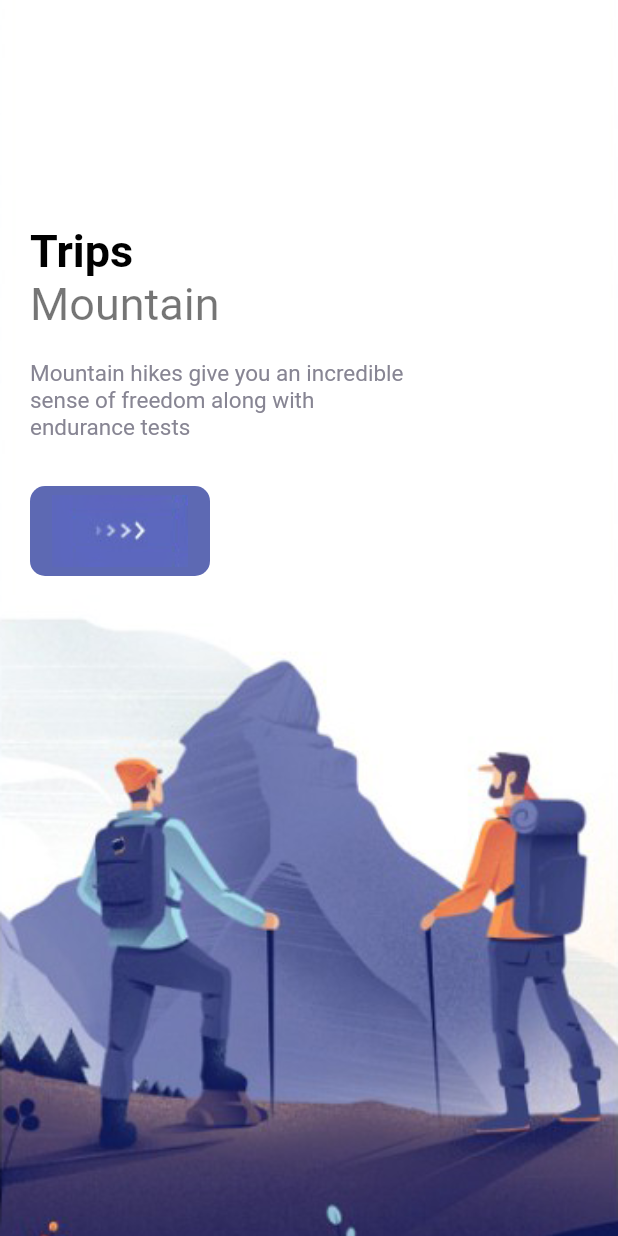
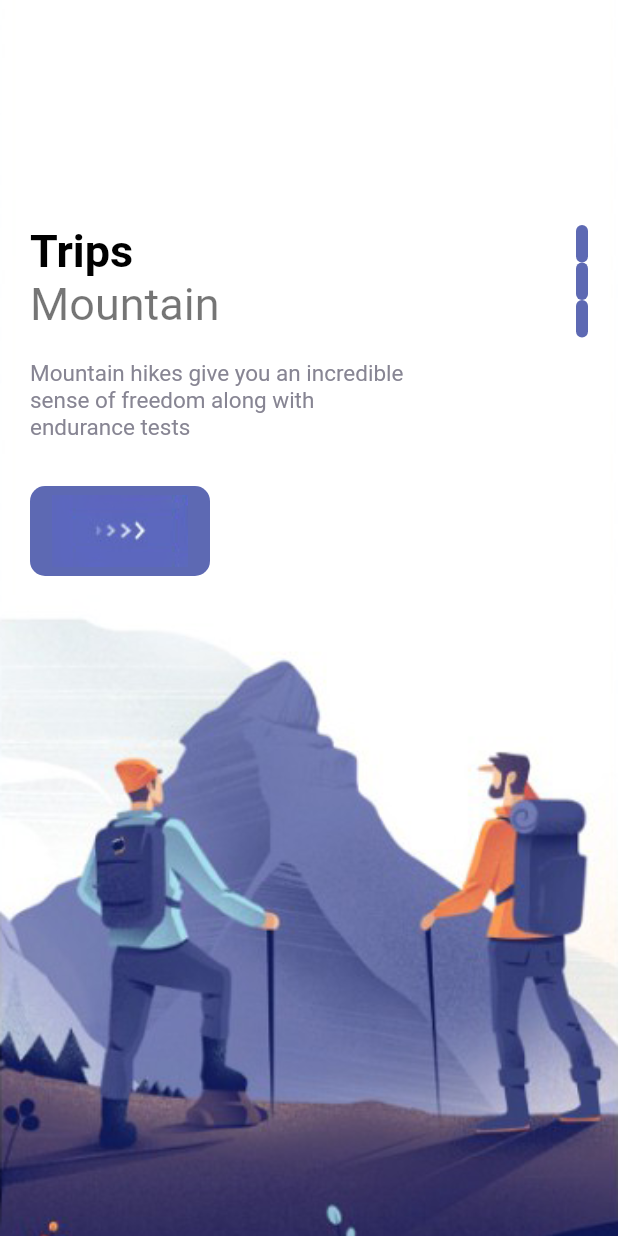
Before and after one commit to Thae00/trips, a Flutter app: the screen it shows after launch, on a phone screen of 412 x 824 dp. Run offline on Flutter 3.47's test engine with Material 2 defaults, Android fonts, the phone set to English and light mode, and no system bars.

Commit message:
building the dots for the carousel

```diff
--- a/lib/pages/welcome_page.dart
+++ b/lib/pages/welcome_page.dart
@@ -36,6 +36,7 @@ class _WelcomePageState extends State<WelcomePage> {
             child: Container(
               margin: EdgeInsets.only(top: 150, left: 20, right: 20),
               child: Row(
+                mainAxisAlignment: MainAxisAlignment.spaceBetween,
                 children: [
                   Column(
                     crossAxisAlignment: CrossAxisAlignment.start,
@@ -65,6 +66,18 @@ class _WelcomePageState extends State<WelcomePage> {
                       ResponsiveButton(width: 120,),
                     ],
                   ),
+                  Column(
+                    children: List.generate(3, (index) {
+                      return Container(
+                        width: 8,
+                        height: 25,
+                        decoration: BoxDecoration(
+                          borderRadius: BorderRadius.circular(8),
+                          color: AppColors.mainColor,
+                        ),
+                      );
+                    }),
+                  ),
                 ],
               ),
             ),
```
